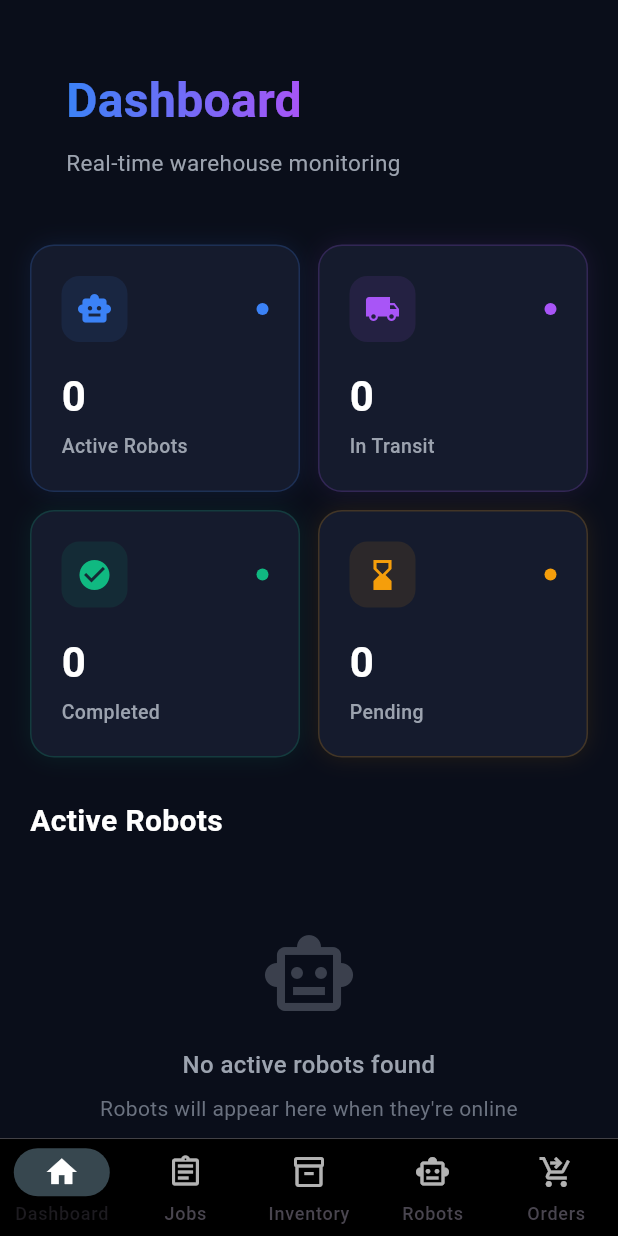
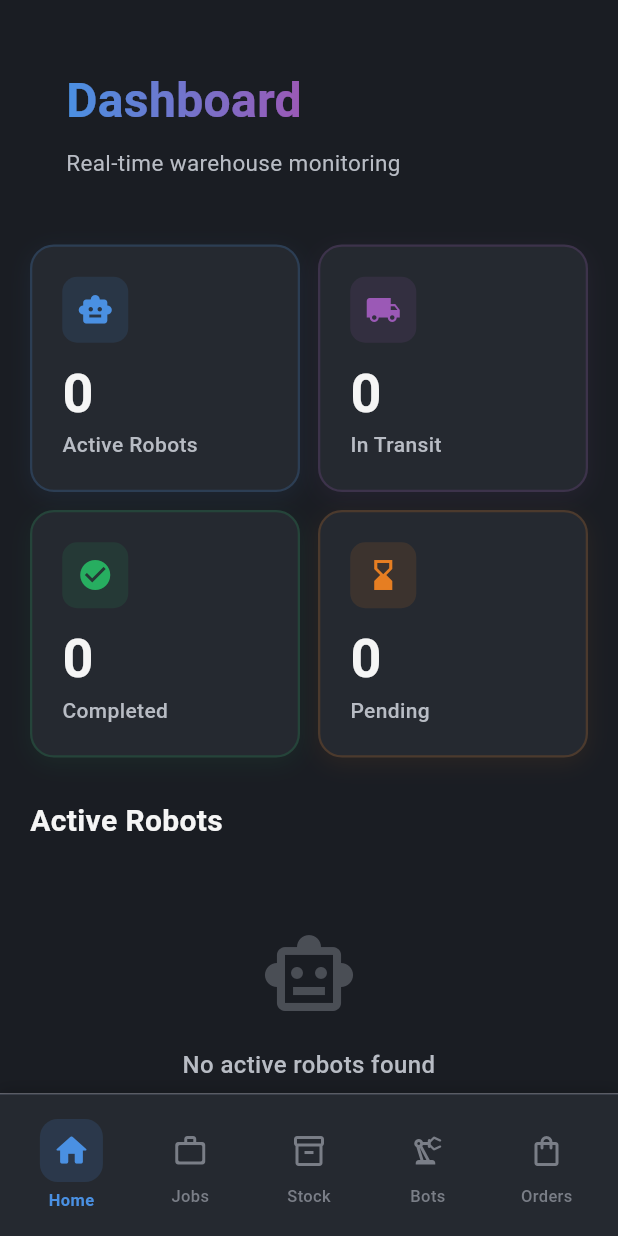
Before and after one commit to TazeenEDil/WarehouseBot-App, a Flutter app: the BottomNav screen opened directly, on a phone screen of 412 x 824 dp. Run offline on Flutter 3.47's test engine with Material 3 defaults, Android fonts, the phone set to English and light mode, and no system bars; our stand-ins replace fl_chart, shared_preferences; accounts and stored records are empty; network calls fail.

Commit message:
update design

```diff
--- a/warehousebot_app/lib/widgets/app_theme.dart
+++ b/warehousebot_app/lib/widgets/app_theme.dart
@@ -1,47 +1,53 @@
 import 'package:flutter/material.dart';
 
-/// Central theme configuration for the warehouse management app
+
 class AppTheme {
   // Background Colors
-  static const Color background = Color(0xFF0A0E1A);
-  static const Color surface = Color(0xFF151B2D);
-  static const Color surfaceLight = Color(0xFF1E2538);
+  static const Color background = Color(0xFF1A1D23);
+  static const Color surface = Color(0xFF252930);
+  static const Color surfaceLight = Color(0xFF2F343D);
 
   // Primary Colors
-  static const Color primary = Color(0xFF3B82F6);
-  static const Color primaryDark = Color(0xFF2563EB);
+  static const Color primary = Color(0xFF4A90E2);
+  static const Color primaryDark = Color(0xFF357ABD);
 
   // Status Colors
-  static const Color success = Color(0xFF10B981);
-  static const Color warning = Color(0xFFF59E0B);
-  static const Color error = Color(0xFFEF4444);
-  static const Color purple = Color(0xFFA855F7);
-  static const Color info = Color(0xFF06B6D4);
+  static const Color success = Color(0xFF27AE60);
+  static const Color warning = Color(0xFFE67E22);
+  static const Color error = Color(0xFFE74C3C);
+  static const Color purple = Color(0xFF9B59B6);
+  static const Color info = Color(0xFF3498DB);
 
   // Text Colors
-  static const Color textPrimary = Colors.white;
-  static const Color textSecondary = Color(0xFF9CA3AF);
-  static const Color textTertiary = Color(0xFF6B7280);
+  static const Color textPrimary = Color(0xFFF5F5F5);
+  static const Color textSecondary = Color(0xFFB8BCC4);
+  static const Color textTertiary = Color(0xFF7A7E87);
 
   // Border Colors
-  static const Color borderColor = Color(0xFF1F2937);
-  static const Color borderLight = Color(0xFF374151);
+  static const Color borderColor = Color(0xFF3A3F4A);
+  static const Color borderLight = Color(0xFF4A4F5A);
 
   // Gradient Definitions
   static const LinearGradient primaryGradient = LinearGradient(
-    colors: [Color(0xFF3B82F6), Color(0xFF8B5CF6)],
+    colors: [Color(0xFF4A90E2), Color(0xFF9B59B6)],
     begin: Alignment.topLeft,
     end: Alignment.bottomRight,
   );
 
   static const LinearGradient successGradient = LinearGradient(
-    colors: [Color(0xFF10B981), Color(0xFF059669)],
+    colors: [Color(0xFF27AE60), Color(0xFF229954)],
     begin: Alignment.topLeft,
     end: Alignment.bottomRight,
   );
 
   static const LinearGradient warningGradient = LinearGradient(
-    colors: [Color(0xFFF59E0B), Color(0xFFD97706)],
+    colors: [Color(0xFFE67E22), Color(0xFFD35400)],
+    begin: Alignment.topLeft,
+    end: Alignment.bottomRight,
+  );
+
+  static const LinearGradient errorGradient = LinearGradient(
+    colors: [Color(0xFFE74C3C), Color(0xFFC0392B)],
     begin: Alignment.topLeft,
     end: Alignment.bottomRight,
   );
--- a/warehousebot_app/lib/widgets/bottom_navbar.dart
+++ b/warehousebot_app/lib/widgets/bottom_navbar.dart
@@ -4,6 +4,7 @@ import '../screens/inventory/inventoryScreen.dart';
 import '../screens/robots/robotAnalyticsScreen.dart';
 import '../screens/orders/ordersScreen.dart';
 import '../screens/jobs/jobTrackingScreen.dart';
+import 'app_theme.dart';
 
 class BottomNav extends StatefulWidget {
   final int currentIndex;
@@ -41,39 +42,93 @@ class _BottomNavState extends State<BottomNav> {
         index: _currentIndex,
         children: _pages,
       ),
-      bottomNavigationBar: NavigationBar(
-        height: 65,
-        backgroundColor: Colors.black,
-        indicatorColor: Colors.blueGrey.shade800,
-        selectedIndex: _currentIndex,
-        onDestinationSelected: _onTabTapped,
-        destinations: const [
-          NavigationDestination(
-            icon: Icon(Icons.home_outlined, color: Colors.white70),
-            selectedIcon: Icon(Icons.home, color: Colors.white),
-            label: "Dashboard",
+      bottomNavigationBar: Container(
+        decoration: BoxDecoration(
+          color: AppTheme.surface,
+          border: Border(
+            top: BorderSide(
+              color: AppTheme.borderColor,
+              width: 1,
+            ),
           ),
-          NavigationDestination(
-            icon: Icon(Icons.assignment_outlined, color: Colors.white70),
-            selectedIcon: Icon(Icons.assignment, color: Colors.white),
-            label: "Jobs",
+          boxShadow: [
+            BoxShadow(
+              color: Colors.black.withOpacity(0.2),
+              blurRadius: 8,
+              offset: const Offset(0, -2),
+            ),
+          ],
+        ),
+        child: SafeArea(
+          child: Padding(
+            padding: const EdgeInsets.symmetric(horizontal: 8, vertical: 8),
+            child: Row(
+              mainAxisAlignment: MainAxisAlignment.spaceAround,
+              children: [
+                _buildNavItem(0, Icons.home_rounded, Icons.home_outlined, "Home"),
+                _buildNavItem(1, Icons.work_rounded, Icons.work_outline_rounded, "Jobs"),
+                _buildNavItem(2, Icons.inventory_2_rounded, Icons.inventory_2_outlined, "Stock"),
+                _buildNavItem(3, Icons.precision_manufacturing_rounded, Icons.precision_manufacturing_outlined, "Bots"),
+                _buildNavItem(4, Icons.shopping_bag_rounded, Icons.shopping_bag_outlined, "Orders"),
+              ],
+            ),
           ),
-          NavigationDestination(
-            icon: Icon(Icons.inventory_2_outlined, color: Colors.white70),
-            selectedIcon: Icon(Icons.inventory_2, color: Colors.white),
-            label: "Inventory",
+        ),
+      ),
+    );
+  }
+
+  Widget _buildNavItem(int index, IconData selectedIcon, IconData unselectedIcon, String label) {
+    final isSelected = _currentIndex == index;
+
+    Color getIconColor() {
+      if (!isSelected) return AppTheme.textTertiary;
+      switch (index) {
+        case 0: return AppTheme.primary;
+        case 1: return AppTheme.warning;
+        case 2: return AppTheme.success;
+        case 3: return AppTheme.purple;
+        case 4: return AppTheme.error;
+        default: return AppTheme.primary;
+      }
+    }
+
+    return Expanded(
+      child: GestureDetector(
+        onTap: () => _onTabTapped(index),
+        behavior: HitTestBehavior.opaque,
+        child: Container(
+          padding: const EdgeInsets.symmetric(vertical: 8),
+          child: Column(
+            mainAxisSize: MainAxisSize.min,
+            children: [
+              AnimatedContainer(
+                duration: const Duration(milliseconds: 200),
+                padding: EdgeInsets.all(isSelected ? 8 : 6),
+                decoration: BoxDecoration(
+                  color: isSelected
+                    ? getIconColor().withOpacity(0.15)
+                    : Colors.transparent,
+                  borderRadius: BorderRadius.circular(12),
+                ),
+                child: Icon(
+                  isSelected ? selectedIcon : unselectedIcon,
+                  color: getIconColor(),
+                  size: isSelected ? 26 : 24,
+                ),
+              ),
+              const SizedBox(height: 4),
+              Text(
+                label,
+                style: TextStyle(
+                  fontSize: 11,
+                  fontWeight: isSelected ? FontWeight.w600 : FontWeight.w500,
+                  color: isSelected ? getIconColor() : AppTheme.textTertiary,
+                ),
+              ),
+            ],
           ),
-          NavigationDestination(
-            icon: Icon(Icons.smart_toy_outlined, color: Colors.white70),
-            selectedIcon: Icon(Icons.smart_toy, color: Colors.white),
-            label: "Robots",
-          ),
-          NavigationDestination(
-            icon: Icon(Icons.shopping_cart_checkout_outlined, color: Colors.white70),
-            selectedIcon: Icon(Icons.shopping_cart_checkout, color: Colors.white),
-            label: "Orders",
-          ),
-        ],
+        ),
       ),
     );
   }
--- a/warehousebot_app/lib/widgets/custom_card.dart
+++ b/warehousebot_app/lib/widgets/custom_card.dart
@@ -1,7 +1,7 @@
 import 'package:flutter/material.dart';
 import 'app_theme.dart';
 
-/// Reusable card widget with consistent styling
+
 class CustomCard extends StatelessWidget {
   final Widget child;
   final EdgeInsetsGeometry? padding;
--- a/warehousebot_app/lib/widgets/custom_search_bar.dart
+++ b/warehousebot_app/lib/widgets/custom_search_bar.dart
@@ -1,7 +1,7 @@
 import 'package:flutter/material.dart';
 import 'app_theme.dart';
 
-/// Custom search bar widget with consistent styling
+
 class CustomSearchBar extends StatelessWidget {
   final TextEditingController controller;
   final String hintText;
--- a/warehousebot_app/lib/widgets/empty_state.dart
+++ b/warehousebot_app/lib/widgets/empty_state.dart
@@ -1,7 +1,7 @@
 import 'package:flutter/material.dart';
 import 'app_theme.dart';
 
-/// Widget for displaying empty state with icon and message
+
 class EmptyState extends StatelessWidget {
   final IconData icon;
   final String message;
--- a/warehousebot_app/lib/widgets/gradient_text.dart
+++ b/warehousebot_app/lib/widgets/gradient_text.dart
@@ -1,7 +1,7 @@
 import 'package:flutter/material.dart';
 import 'app_theme.dart';
 
-/// Widget that displays text with a gradient color effect
+
 class GradientText extends StatelessWidget {
   final String text;
   final double fontSize;
--- a/warehousebot_app/lib/widgets/info_chip.dart
+++ b/warehousebot_app/lib/widgets/info_chip.dart
@@ -1,7 +1,7 @@
 import 'package:flutter/material.dart';
 import 'app_theme.dart';
 
-/// Small chip widget for displaying additional information with icon
+
 class InfoChip extends StatelessWidget {
   final IconData icon;
   final String text;
--- a/warehousebot_app/lib/widgets/page_header.dart
+++ b/warehousebot_app/lib/widgets/page_header.dart
@@ -2,7 +2,7 @@ import 'package:flutter/material.dart';
 import 'gradient_text.dart';
 import 'app_theme.dart';
 
-/// Header widget for pages with gradient title text (no background gradient)
+
 class PageHeader extends StatelessWidget {
   final String title;
   final String subtitle;
--- a/warehousebot_app/lib/widgets/section_title.dart
+++ b/warehousebot_app/lib/widgets/section_title.dart
@@ -1,7 +1,7 @@
 import 'package:flutter/material.dart';
 import 'app_theme.dart';
 
-/// Section title widget with optional action button
+
 class SectionTitle extends StatelessWidget {
   final String title;
   final String? action;
--- a/warehousebot_app/lib/widgets/stat_Card.dart
+++ b/warehousebot_app/lib/widgets/stat_Card.dart
@@ -1,8 +1,7 @@
 import 'package:flutter/material.dart';
-import 'custom_card.dart';
 import 'app_theme.dart';
 
-/// Card widget for displaying statistics with icon and value
+
 class StatCard extends StatelessWidget {
   final String title;
   final String value;
@@ -23,17 +22,23 @@ class StatCard extends StatelessWidget {
 
   @override
   Widget build(BuildContext context) {
-    return CustomCard(
+    return Container(
       padding: EdgeInsets.all(isCompact ? 16 : 20),
-      backgroundColor: AppTheme.surface,
-      borderColor: accentColor.withOpacity(0.2),
-      boxShadow: [
-        BoxShadow(
-          color: accentColor.withOpacity(0.1),
-          blurRadius: 12,
-          spreadRadius: 0,
+      decoration: BoxDecoration(
+        color: AppTheme.surface,
+        borderRadius: BorderRadius.circular(16),
+        border: Border.all(
+          color: accentColor.withOpacity(0.2),
+          width: 1.5,
         ),
-      ],
+        boxShadow: [
+          BoxShadow(
+            color: accentColor.withOpacity(0.08),
+            blurRadius: 12,
+            offset: const Offset(0, 4),
+          ),
+        ],
+      ),
       child: Column(
         crossAxisAlignment: CrossAxisAlignment.start,
         children: [
@@ -43,18 +48,29 @@ class StatCard extends StatelessWidget {
               Container(
                 padding: const EdgeInsets.all(10),
                 decoration: BoxDecoration(
-                  color: accentColor.withOpacity(0.1),
-                  borderRadius: BorderRadius.circular(12),
+                  color: accentColor.withOpacity(0.12),
+                  borderRadius: BorderRadius.circular(10),
                 ),
-                child: Icon(icon, color: accentColor, size: 24),
+                child: Icon(
+                  icon,
+                  color: accentColor,
+                  size: isCompact ? 20 : 24,
+                ),
               ),
-              if (!isCompact)
+              if (isCompact)
                 Container(
-                  width: 8,
-                  height: 8,
+                  width: 6,
+                  height: 6,
                   decoration: BoxDecoration(
                     color: accentColor,
                     shape: BoxShape.circle,
+                    boxShadow: [
+                      BoxShadow(
+                        color: accentColor.withOpacity(0.6),
+                        blurRadius: 6,
+                        spreadRadius: 1,
+                      ),
+                    ],
                   ),
                 ),
             ],
@@ -62,20 +78,23 @@ class StatCard extends StatelessWidget {
           SizedBox(height: isCompact ? 12 : 16),
           Text(
             value,
-            style: const TextStyle(
-              fontSize: 28,
+            style: TextStyle(
+              fontSize: isCompact ? 28 : 36,
               fontWeight: FontWeight.bold,
               color: AppTheme.textPrimary,
+              height: 1,
             ),
           ),
-          const SizedBox(height: 4),
+          const SizedBox(height: 6),
           Text(
             title,
-            style: const TextStyle(
-              fontSize: 13,
+            style: TextStyle(
+              fontSize: isCompact ? 12 : 14,
               color: AppTheme.textSecondary,
               fontWeight: FontWeight.w500,
             ),
+            maxLines: 1,
+            overflow: TextOverflow.ellipsis,
           ),
           if (subtitle != null) ...[
             const SizedBox(height: 4),
--- a/warehousebot_app/lib/widgets/status_badge.dart
+++ b/warehousebot_app/lib/widgets/status_badge.dart
@@ -1,7 +1,7 @@
 import 'package:flutter/material.dart';
 import 'app_theme.dart';
 
-/// Badge widget for displaying status with color coding
+
 class StatusBadge extends StatelessWidget {
   final String status;
   final Color? customColor;
@@ -22,15 +22,19 @@ class StatusBadge extends StatelessWidget {
       case "busy":
       case "working":
       case "active":
+      case "in stock":
         return AppTheme.success;
       case "pending":
       case "queued":
+      case "low stock":
         return AppTheme.warning;
       case "in transit":
+      case "in_progress":
       case "idle":
         return AppTheme.primary;
       case "error":
       case "failed":
+      case "out of stock":
         return AppTheme.error;
       case "charging":
         return AppTheme.warning;
@@ -44,25 +48,32 @@ class StatusBadge extends StatelessWidget {
     final color = getStatusColor();
 
     return Container(
-      padding: const EdgeInsets.symmetric(horizontal: 10, vertical: 6),
+      padding: const EdgeInsets.symmetric(horizontal: 12, vertical: 7),
       decoration: BoxDecoration(
-        color: color.withOpacity(0.1),
-        border: Border.all(color: color.withOpacity(0.3)),
-        borderRadius: BorderRadius.circular(8),
+        color: color.withOpacity(0.12),
+        border: Border.all(color: color.withOpacity(0.4), width: 1.5),
+        borderRadius: BorderRadius.circular(10),
       ),
       child: Row(
         mainAxisSize: MainAxisSize.min,
         children: [
           if (showDot) ...[
             Container(
-              width: 6,
-              height: 6,
+              width: 7,
+              height: 7,
               decoration: BoxDecoration(
                 color: color,
                 shape: BoxShape.circle,
+                boxShadow: [
+                  BoxShadow(
+                    color: color.withOpacity(0.5),
+                    blurRadius: 4,
+                    spreadRadius: 0.5,
+                  ),
+                ],
               ),
             ),
-            const SizedBox(width: 6),
+            const SizedBox(width: 7),
           ],
           Text(
             status.toUpperCase(),
@@ -70,7 +81,7 @@ class StatusBadge extends StatelessWidget {
               fontSize: 11,
               color: color,
               fontWeight: FontWeight.w700,
-              letterSpacing: 0.5,
+              letterSpacing: 0.6,
             ),
           ),
         ],
```
